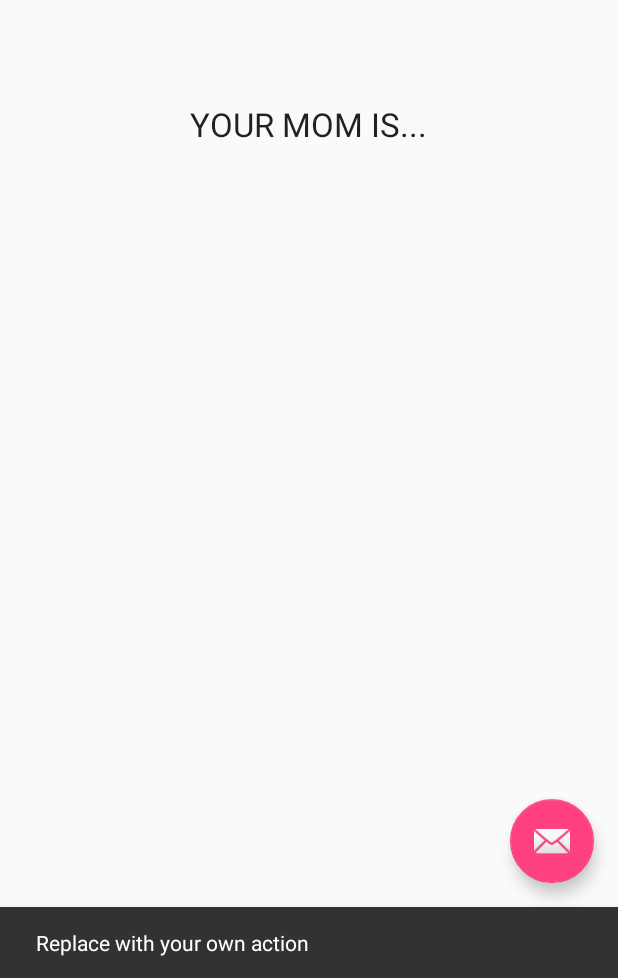
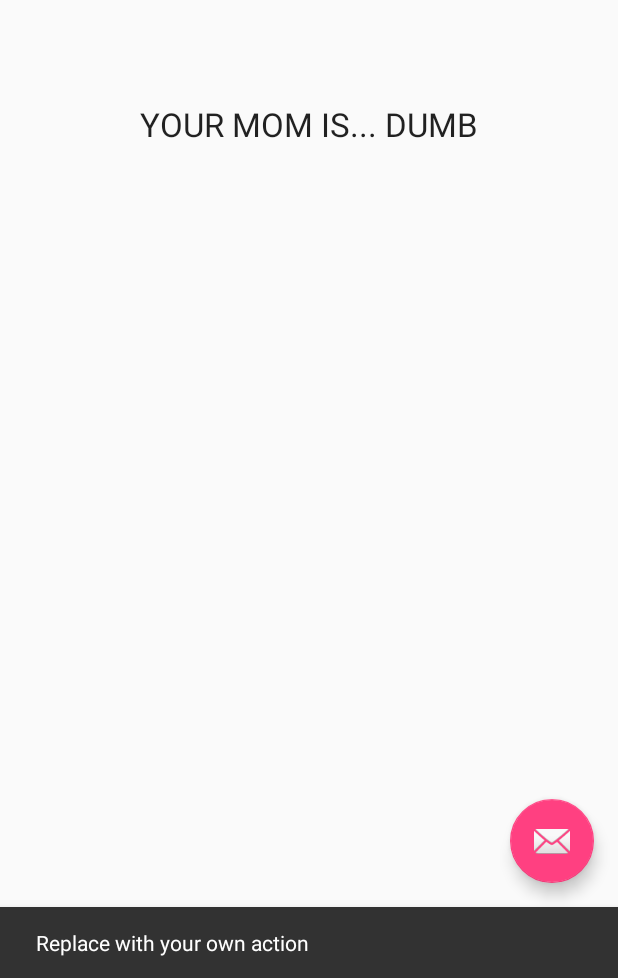
Before and after one commit to kaylebug1/Grade_Calculator, an Android app: the screen it shows after launch (MainActivity), after a tap on an icon or button, on a phone screen of 412 x 824 dp, the part 258-1236 px from its top. Run offline under Robolectric (Android 15) with nearby library versions, the phone set to English and light mode, and no system bars.

Commit message:
This is Steve's merge test 1

```diff
--- a/app/src/main/res/layout/content_main.xml
+++ b/app/src/main/res/layout/content_main.xml
@@ -32,7 +32,7 @@
         android:layout_width="wrap_content"
         android:layout_height="wrap_content"
         android:textAppearance="?android:attr/textAppearanceLarge"
-        android:text="YOUR MOM IS..."
+        android:text="YOUR MOM IS... DUMB"
         android:id="@+id/textView3"
         android:layout_below="@+id/textView"
         android:layout_centerHorizontal="true"
```
